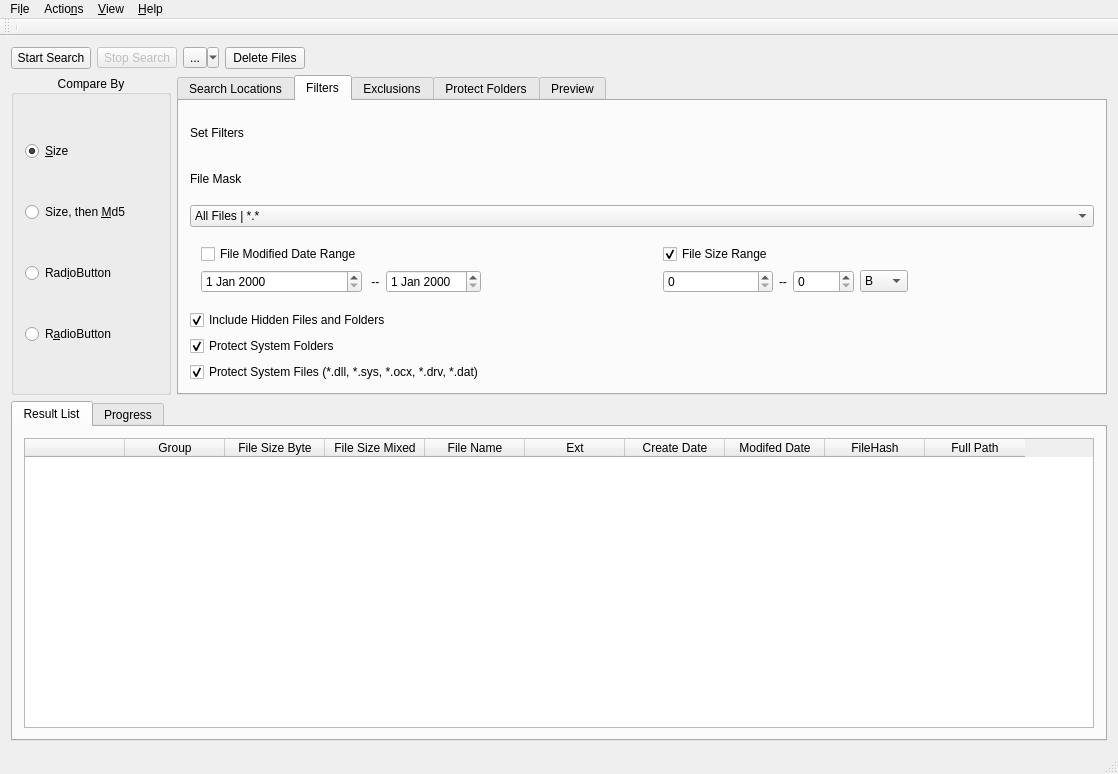
This is mainwindow.ui in kokaia/duplicateFilesFinder as Qt 5 draws it before an edit. The edited form follows.
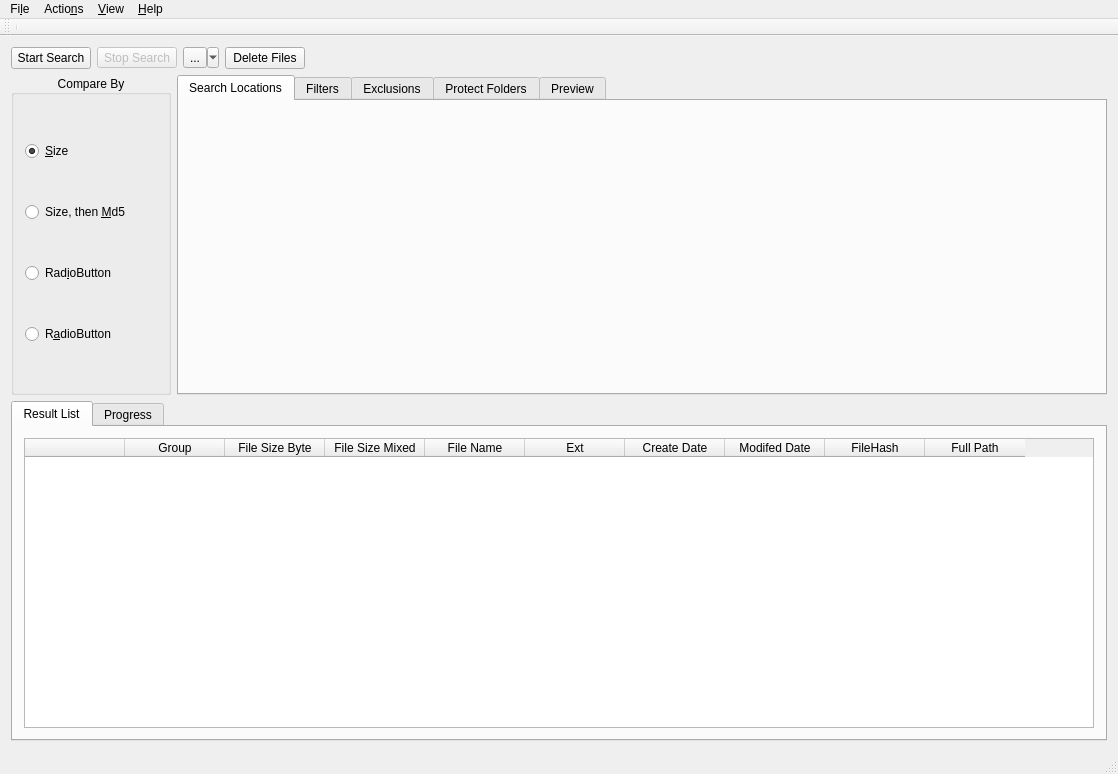
This is the edited form. The open tabs and pages were chosen to show the change. Custom widgets are drawn as their Qt base class.

Commit message: add filter by extentions, add protected folder tab, refractor

The edit to the form file:
```diff
--- a/mainwindow.ui
+++ b/mainwindow.ui
@@ -13,9 +13,6 @@
   <property name="windowTitle">
    <string>MainWindow</string>
   </property>
-  <property name="dockOptions">
-   <set>QMainWindow::AllowTabbedDocks|QMainWindow::AnimatedDocks</set>
-  </property>
   <widget class="QWidget" name="centralWidget">
    <property name="sizePolicy">
     <sizepolicy hsizetype="Preferred" vsizetype="Preferred">
@@ -146,244 +143,22 @@
         <property name="currentIndex">
          <number>0</number>
         </property>
-        <widget class="QWidget" name="searchLocationsTab">
+        <widget class="CommonListWidget" name="searchDirsWidget">
          <attribute name="title">
           <string>Search Locations</string>
          </attribute>
-         <layout class="QVBoxLayout" name="verticalLayout_3">
-          <item>
-           <widget class="QListWidget" name="listWidget">
-            <property name="selectionBehavior">
-             <enum>QAbstractItemView::SelectRows</enum>
-            </property>
-            <property name="selectionRectVisible">
-             <bool>true</bool>
-            </property>
-            <item>
-             <property name="text">
-              <string>/home/jedi/Public/</string>
-             </property>
-            </item>
-           </widget>
-          </item>
-          <item>
-           <layout class="QHBoxLayout" name="horizontalLayout_3">
-            <item>
-             <widget class="QPushButton" name="searchLocationAddPathButton">
-              <property name="text">
-               <string>Add Path</string>
-              </property>
-             </widget>
-            </item>
-            <item>
-             <widget class="QPushButton" name="searchLocationRemovePathButton">
-              <property name="text">
-               <string>Remove Selected</string>
-              </property>
-             </widget>
-            </item>
-            <item>
-             <widget class="QPushButton" name="searchLocationClearAll">
-              <property name="text">
-               <string>Clear All</string>
-              </property>
-             </widget>
-            </item>
-            <item>
-             <spacer name="horizontalSpacer_2">
-              <property name="orientation">
-               <enum>Qt::Horizontal</enum>
-              </property>
-              <property name="sizeHint" stdset="0">
-               <size>
-                <width>40</width>
-                <height>20</height>
-               </size>
-              </property>
-             </spacer>
-            </item>
-           </layout>
-          </item>
-         </layout>
         </widget>
-        <widget class="QWidget" name="tab">
+        <widget class="TFilterWidget" name="filtersWidget">
          <attribute name="title">
           <string>Filters</string>
          </attribute>
-         <layout class="QGridLayout" name="gridLayout_2">
-          <item row="2" column="0">
-           <widget class="QComboBox" name="comboBox">
-            <item>
-             <property name="text">
-              <string>All Files | *.*</string>
-             </property>
-            </item>
-            <item>
-             <property name="text">
-              <string>Images | *.jpg, *.jpeg, *.png, *.tiff, *.bmp</string>
-             </property>
-            </item>
-           </widget>
-          </item>
-          <item row="9" column="0">
-           <widget class="QCheckBox" name="checkBox">
-            <property name="text">
-             <string>Protect System Files (*.dll, *.sys, *.ocx, *.drv, *.dat)</string>
-            </property>
-            <property name="checked">
-             <bool>true</bool>
-            </property>
-           </widget>
-          </item>
-          <item row="7" column="0">
-           <widget class="QCheckBox" name="checkBox_2">
-            <property name="text">
-             <string>Include Hidden Files and Folders</string>
-            </property>
-            <property name="checked">
-             <bool>true</bool>
-            </property>
-           </widget>
-          </item>
-          <item row="8" column="0">
-           <widget class="QCheckBox" name="checkBox_3">
-            <property name="text">
-             <string>Protect System Folders</string>
-            </property>
-            <property name="checked">
-             <bool>true</bool>
-            </property>
-           </widget>
-          </item>
-          <item row="4" column="0">
-           <widget class="QWidget" name="widget" native="true">
-            <layout class="QGridLayout" name="gridLayout_3">
-             <item row="1" column="2">
-              <widget class="QDateEdit" name="dateEdit_2"/>
-             </item>
-             <item row="1" column="8">
-              <spacer name="horizontalSpacer_3">
-               <property name="orientation">
-                <enum>Qt::Horizontal</enum>
-               </property>
-               <property name="sizeHint" stdset="0">
-                <size>
-                 <width>40</width>
-                 <height>20</height>
-                </size>
-               </property>
-              </spacer>
-             </item>
-             <item row="0" column="4">
-              <widget class="QCheckBox" name="checkBox_5">
-               <property name="text">
-                <string>File Size Range</string>
-               </property>
-               <property name="checked">
-                <bool>true</bool>
-               </property>
-              </widget>
-             </item>
-             <item row="1" column="6">
-              <widget class="QSpinBox" name="spinBox_2">
-               <property name="maximum">
-                <number>10000</number>
-               </property>
-              </widget>
-             </item>
-             <item row="1" column="4">
-              <widget class="QSpinBox" name="spinBox">
-               <property name="maximum">
-                <number>10000</number>
-               </property>
-              </widget>
-             </item>
-             <item row="1" column="5">
-              <widget class="QLabel" name="label_3">
-               <property name="text">
-                <string>--</string>
-               </property>
-              </widget>
-             </item>
-             <item row="1" column="7">
-              <widget class="QComboBox" name="comboBox_2">
-               <item>
-                <property name="text">
-                 <string>B</string>
-                </property>
-               </item>
-               <item>
-                <property name="text">
-                 <string>KB</string>
-                </property>
-               </item>
-               <item>
-                <property name="text">
-                 <string>MB</string>
-                </property>
-               </item>
-               <item>
-                <property name="text">
-                 <string>GB</string>
-                </property>
-               </item>
-              </widget>
-             </item>
-             <item row="1" column="3">
-              <spacer name="horizontalSpacer_4">
-               <property name="orientation">
-                <enum>Qt::Horizontal</enum>
-               </property>
-               <property name="sizeHint" stdset="0">
-                <size>
-                 <width>40</width>
-                 <height>20</height>
-                </size>
-               </property>
-              </spacer>
-             </item>
-             <item row="0" column="0">
-              <widget class="QCheckBox" name="checkBox_4">
-               <property name="text">
-                <string>File Modified Date Range</string>
-               </property>
-              </widget>
-             </item>
-             <item row="1" column="0">
-              <widget class="QDateEdit" name="dateEdit"/>
-             </item>
-             <item row="1" column="1">
-              <widget class="QLabel" name="label_2">
-               <property name="text">
-                <string> --</string>
-               </property>
-              </widget>
-             </item>
-            </layout>
-           </widget>
-          </item>
-          <item row="0" column="0">
-           <widget class="QLabel" name="label">
-            <property name="text">
-             <string>Set Filters</string>
-            </property>
-           </widget>
-          </item>
-          <item row="1" column="0">
-           <widget class="QLabel" name="FileMask">
-            <property name="text">
-             <string>File Mask</string>
-            </property>
-           </widget>
-          </item>
-         </layout>
         </widget>
-        <widget class="QWidget" name="tab_2">
+        <widget class="QWidget" name="exclusionsWidget">
          <attribute name="title">
           <string>Exclusions</string>
          </attribute>
         </widget>
-        <widget class="QWidget" name="tab_3">
+        <widget class="CommonListWidget" name="protectFoldersWidget">
          <attribute name="title">
           <string>Protect Folders</string>
          </attribute>
@@ -644,6 +419,18 @@
     <slot>deleteSelectedItems()</slot>
    </slots>
   </customwidget>
+  <customwidget>
+   <class>CommonListWidget</class>
+   <extends>QWidget</extends>
+   <header location="global">components/commonlistwidget.h</header>
+   <container>1</container>
+  </customwidget>
+  <customwidget>
+   <class>TFilterWidget</class>
+   <extends>QWidget</extends>
+   <header location="global">components/tfilterwidget.h</header>
+   <container>1</container>
+  </customwidget>
  </customwidgets>
  <resources/>
  <connections>
```
Left out of the diff: 36 changed lines with no effect on the pictures. The commit also changes 28 other files.
